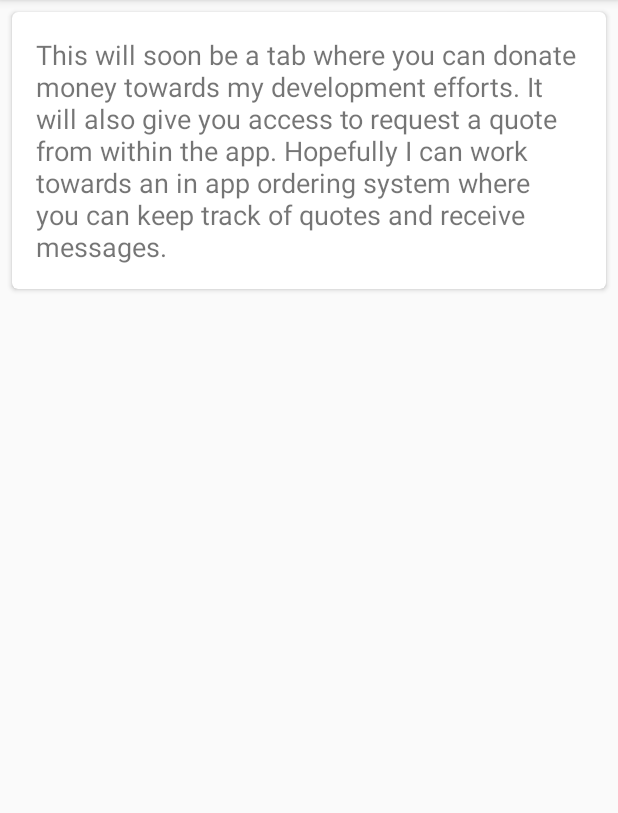
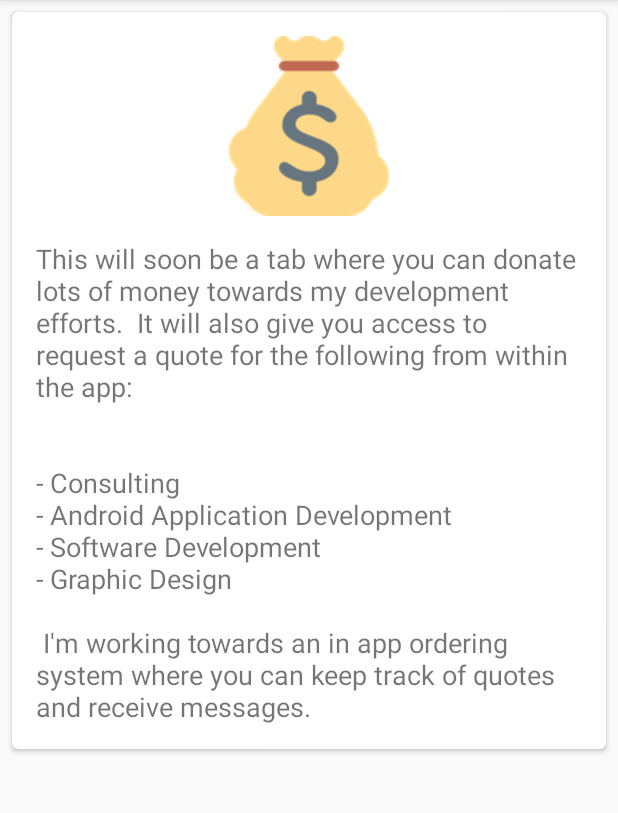
Before and after one commit to Dgilliams/DesignLab, an Android app: the fragment PayMeFragment shown on its own in the app's theme, on a phone screen of 412 x 824 dp, the part 84-897 px from its top. Run offline under Robolectric (Android 15) with nearby library versions, the phone set to English and light mode, and no system bars.

Commit message:
still needs more

```diff
--- a/app/src/main/res/layout/pay_me_fragment.xml
+++ b/app/src/main/res/layout/pay_me_fragment.xml
@@ -22,11 +22,32 @@
             android:layout_height="wrap_content"
             android:padding="16dp">
 
+            <ImageView
+                android:paddingBottom="16dp"
+                android:paddingEnd="16dp"
+                android:paddingStart="16dp"
+                android:paddingTop="0dp"
+                android:id="@+id/bag_of_money"
+                android:layout_width="wrap_content"
+                android:layout_height="wrap_content"
+                android:src="@drawable/cash"
+                android:layout_centerHorizontal="true"/>
+
             <TextView
+                android:layout_below="@id/bag_of_money"
                 android:id="@+id/dev_name"
                 android:layout_width="wrap_content"
                 android:layout_height="wrap_content"
-                android:text="This will soon be a tab where you can donate money towards my development efforts. It will also give you access to request a quote from within the app. Hopefully I can work towards an in app ordering system where you can keep track of quotes and receive messages."
+                android:text="This will soon be a tab where you can donate lots of money towards my development efforts.
+
+It will also give you access to request a quote for the following from within the app:
+\n\n
+\n- Consulting
+\n- Android Application Development
+\n- Software Development
+\n- Graphic Design
+\n\n
+I'm working towards an in app ordering system where you can keep track of quotes and receive messages."
                 android:textSize="18sp" />
 
 
```
Also changed, not shown: app/src/main/res/layout/dev_fragment.xml (+20 -13 lines), app/src/main/ic_launcher-web.png (added), app/src/main/res/drawable/cash.png (added), app/src/main/res/mipmap-hdpi/ic_launcher.png, app/src/main/res/mipmap-mdpi/ic_launcher.png, app/src/main/res/mipmap-xhdpi/ic_launcher.png, app/src/main/res/mipmap-xxhdpi/ic_launcher.png, app/src/main/res/mipmap-xxxhdpi/ic_launcher.png.
